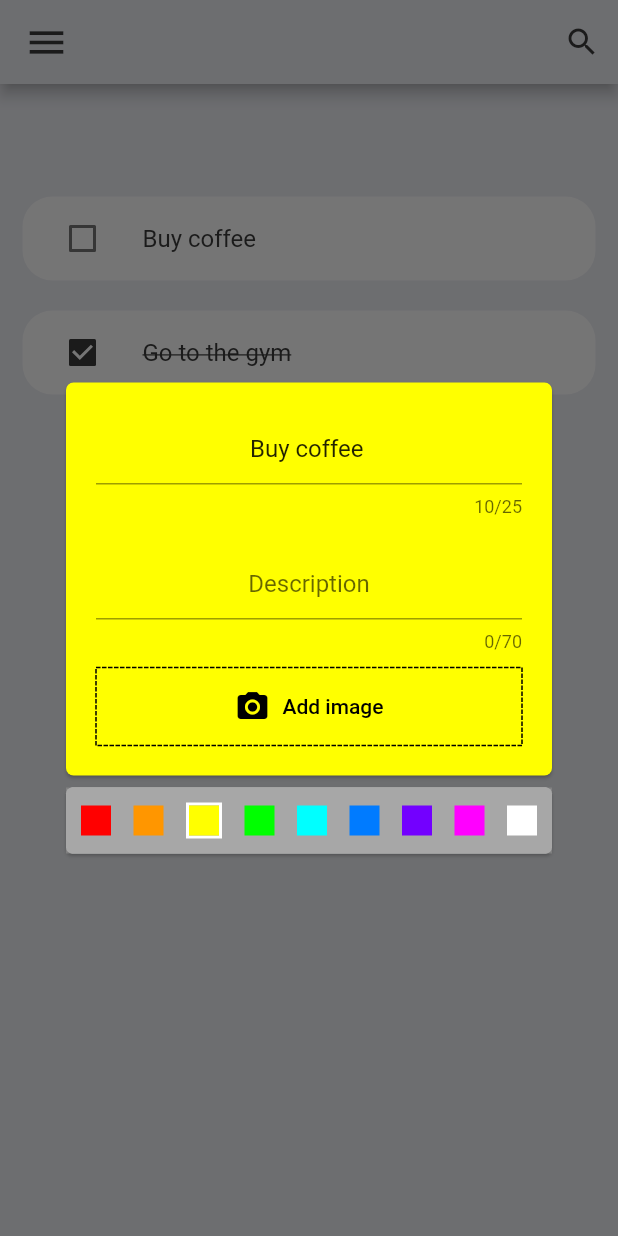
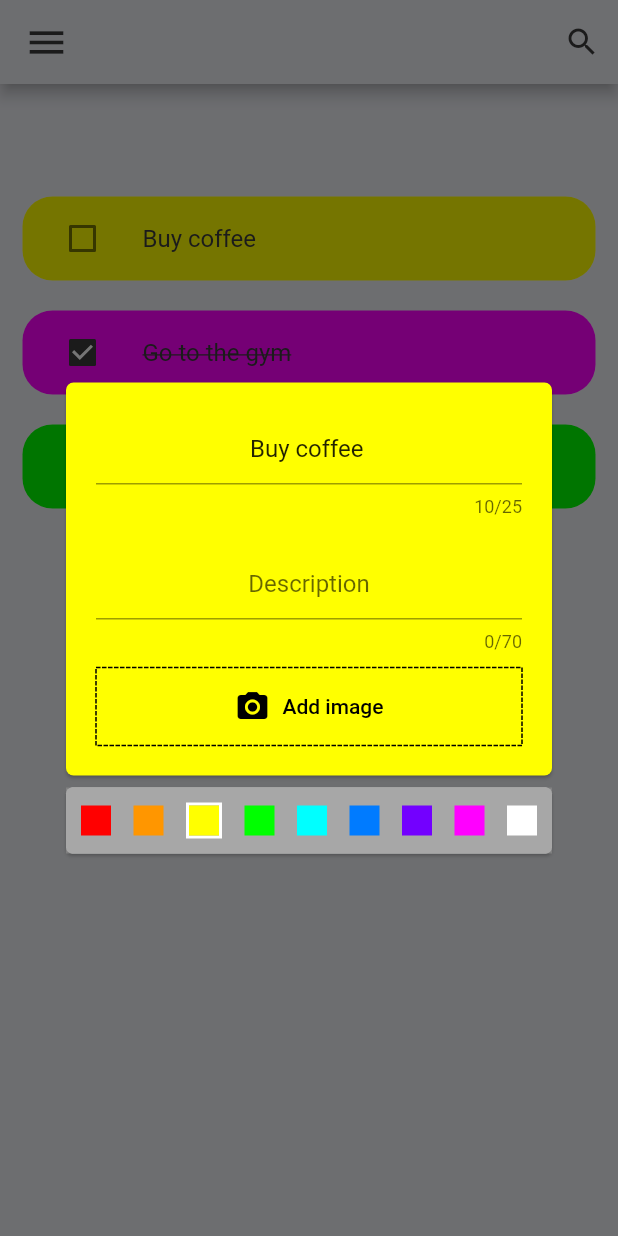
Before and after one commit to Juandr0/todo_app, a Flutter app: the screen it shows after launch, after a tap on "Buy coffee", on a phone screen of 412 x 824 dp. Run offline on Flutter 3.47's test engine with Material 2 defaults, Android fonts, the phone set to English and light mode, and no system bars; drawn by our look-alikes of dotted_border; our stand-ins replace image_picker, shared_preferences.

Commit message:
added postitcard colors responsiveness

```diff
--- a/lib/models/to_do.dart
+++ b/lib/models/to_do.dart
@@ -16,10 +16,18 @@ class Todo {
   bool done = false;
   Color backgroundColor;
 
-  static List<Todo> todoList() {
+  static List<Todo> mockedTodoList() {
     return [
       Todo(title: 'Buy coffee', done: false),
-      Todo(title: 'Go to the gym', done: true)
+      Todo(
+          title: 'Go to the gym',
+          done: true,
+          backgroundColor: AppColors.palette[7]),
+      Todo(
+        title: 'Win Hydrox race',
+        done: false,
+        backgroundColor: AppColors.palette[3],
+      )
     ];
   }
 }
--- a/lib/screens/home.dart
+++ b/lib/screens/home.dart
@@ -12,7 +12,7 @@ class Home extends StatefulWidget {
 }
 
 class _HomeState extends State<Home> {
-  final todosList = Todo.todoList();
+  final todosList = Todo.mockedTodoList();
 
   @override
   Widget build(BuildContext context) {
--- a/lib/screens/welcome_screen.dart
+++ b/lib/screens/welcome_screen.dart
@@ -1,5 +1,5 @@
 import 'package:flutter/material.dart';
-import 'package:todo_app/shared-preferences.dart';
+import 'package:todo_app/shared_preferences.dart';
 
 class WelcomeScreen extends StatelessWidget {
   final Color buttonColor = Colors.blue;
--- a/lib/views/post_it_view.dart
+++ b/lib/views/post_it_view.dart
@@ -16,7 +16,6 @@ class PostItView extends StatefulWidget {
 class _PostItViewState extends State<PostItView> {
   int titleMaxCharacters = 25;
   int descriptionMaxCharacters = 70;
-  Color backgroundColor = const Color.fromARGB(255, 255, 255, 0);
 
   final titleController = TextEditingController();
   final descriptionController = TextEditingController();
@@ -46,7 +45,7 @@ class _PostItViewState extends State<PostItView> {
     return Column(
       children: [
         Card(
-          color: backgroundColor,
+          color: widget.todoItem.backgroundColor,
           shape: RoundedRectangleBorder(
             borderRadius: BorderRadius.circular(AppSizes.inline),
           ),
@@ -59,7 +58,8 @@ class _PostItViewState extends State<PostItView> {
             ),
           ),
         ),
-        ColorPicker(null, changeBackground: changeBackgroundColor),
+        ColorPicker(widget.todoItem.backgroundColor,
+            changeBackground: changeBackgroundColor),
       ],
     );
   }
@@ -73,7 +73,7 @@ class _PostItViewState extends State<PostItView> {
 
   void changeBackgroundColor(Color newColor) {
     setState(() {
-      backgroundColor = newColor;
+      widget.todoItem.backgroundColor = newColor;
     });
   }
 
--- a/lib/widgets/todo_item.dart
+++ b/lib/widgets/todo_item.dart
@@ -13,6 +13,10 @@ class ToDoItem extends StatelessWidget {
   @override
   Widget build(BuildContext context) {
     return Container(
+      decoration: BoxDecoration(
+        color: todo.backgroundColor,
+        borderRadius: BorderRadius.circular(20),
+      ),
       margin: const EdgeInsets.only(bottom: 20),
       child: ListTile(
         onTap: () {
```
